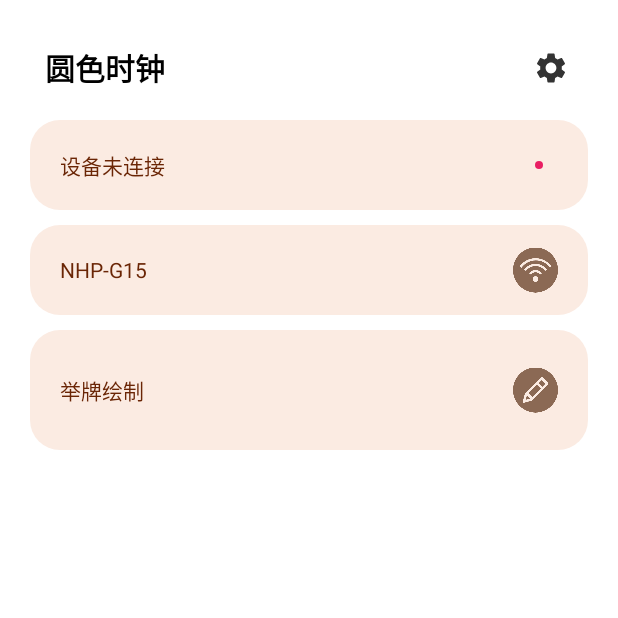
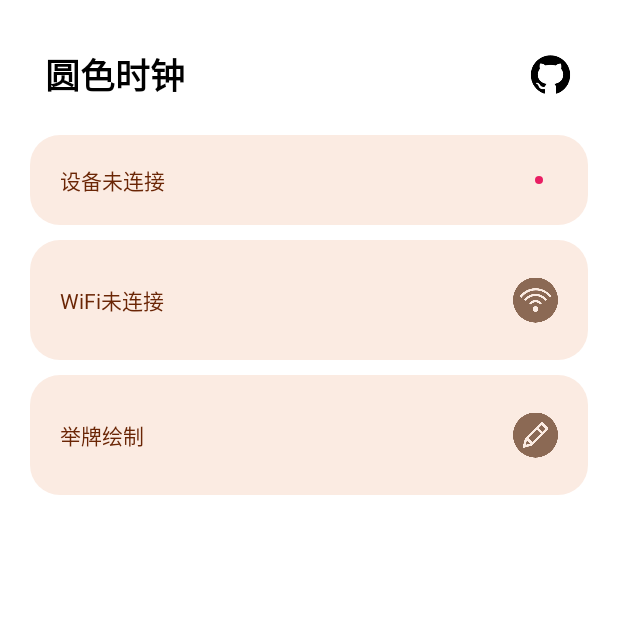
Before and after one commit to naihapi/APP-Circular-Clock, an Android app: the screen it shows after launch (MainActivity), on a phone screen of 412 x 824 dp, the top half of it. Run offline under Robolectric (Android 15) with nearby library versions, the phone set to English and light mode, and no system bars.

Commit message:
优化了主活动的xml结构

```diff
--- /dev/null
+++ b/app/src/main/res/drawable/connect_state.xml
@@ -0,0 +1,8 @@
+<?xml version="1.0" encoding="utf-8"?>
+<shape xmlns:android="http://schemas.android.com/apk/res/android"
+    android:shape="rectangle">
+
+    <corners android:radius="@dimen/style_radio" />
+    <solid android:color="@color/green" />
+
+</shape>
--- a/app/src/main/res/layout/activity_main.xml
+++ b/app/src/main/res/layout/activity_main.xml
@@ -11,17 +11,17 @@
     <LinearLayout
         android:id="@+id/TopModule"
         android:layout_width="match_parent"
-        android:layout_height="wrap_content"
+        android:layout_height="60dp"
         android:gravity="center_vertical"
         android:orientation="horizontal">
 
         <TextView
             android:layout_width="wrap_content"
             android:layout_height="wrap_content"
-            android:layout_marginLeft="10dp"
+            android:layout_marginStart="10dp"
             android:text="@string/Title"
             android:textColor="?attr/textFillColor"
-            android:textSize="20sp"
+            android:textSize="23sp"
             android:textStyle="bold" />
 
         <View
@@ -30,10 +30,13 @@
             android:layout_weight="1" />
 
         <ImageButton
-            android:layout_width="50dp"
-            android:layout_height="50dp"
+            android:layout_width="30dp"
+            android:layout_height="30dp"
+            android:layout_marginEnd="10dp"
+            android:scaleType="fitXY"
             android:background="?attr/selectableItemBackgroundBorderless"
-            android:src="@drawable/ic_action_name" />
+            android:src="?attr/github_img"
+            android:contentDescription="@null"/>
 
     </LinearLayout>
 
@@ -49,8 +52,8 @@
             android:layout_width="wrap_content"
             android:layout_height="wrap_content"
             android:textColor="@color/brown"
-            android:layout_marginLeft="20dp"
-            android:text="设备未连接" />
+            android:layout_marginStart="20dp"
+            android:text="@string/DeviceDisConnect" />
 
         <View
             android:layout_width="0dp"
@@ -61,34 +64,7 @@
             android:layout_width="5dp"
             android:layout_height="5dp"
             android:layout_marginEnd="30dp"
-            android:background="@drawable/bg_state" />
-    </LinearLayout>
-
-    <LinearLayout
-        android:layout_width="match_parent"
-        android:layout_height="60dp"
-        android:layout_marginTop="10dp"
-        android:background="@drawable/bg_style"
-        android:gravity="center_vertical"
-        android:orientation="horizontal">
-
-        <TextView
-            android:layout_width="wrap_content"
-            android:layout_height="wrap_content"
-            android:textColor="@color/brown"
-            android:layout_marginLeft="20dp"
-            android:text="NHP-G15" />
-
-        <View
-            android:layout_width="0dp"
-            android:layout_height="0dp"
-            android:layout_weight="1" />
-
-        <ImageView
-            android:layout_width="30dp"
-            android:layout_height="wrap_content"
-            android:layout_marginRight="20dp"
-            android:src="@drawable/wifi_icon" />
+            android:background="@drawable/disconnect_state" />
     </LinearLayout>
 
     <LinearLayout
@@ -103,8 +79,8 @@
             android:layout_width="wrap_content"
             android:layout_height="wrap_content"
             android:textColor="@color/brown"
-            android:layout_marginLeft="20dp"
-            android:text="举牌绘制" />
+            android:layout_marginStart="20dp"
+            android:text="@string/WiFiName_Normal" />
 
         <View
             android:layout_width="0dp"
@@ -114,8 +90,39 @@
         <ImageView
             android:layout_width="30dp"
             android:layout_height="wrap_content"
-            android:layout_marginRight="20dp"
-            android:src="@drawable/edit_icon" />
+            android:layout_marginEnd="20dp"
+            android:src="@drawable/wifi_icon"
+            android:background="?attr/selectableItemBackgroundBorderless"
+            android:contentDescription="@null"/>
+    </LinearLayout>
+
+    <LinearLayout
+        android:layout_width="match_parent"
+        android:layout_height="80dp"
+        android:layout_marginTop="10dp"
+        android:background="@drawable/bg_style"
+        android:gravity="center_vertical"
+        android:orientation="horizontal">
+
+        <TextView
+            android:layout_width="wrap_content"
+            android:layout_height="wrap_content"
+            android:textColor="@color/brown"
+            android:layout_marginStart="20dp"
+            android:text="@string/mode1Title" />
+
+        <View
+            android:layout_width="0dp"
+            android:layout_height="0dp"
+            android:layout_weight="1" />
+
+        <ImageView
+            android:layout_width="30dp"
+            android:layout_height="wrap_content"
+            android:layout_marginEnd="20dp"
+            android:src="@drawable/edit_icon"
+            android:background="?attr/selectableItemBackgroundBorderless"
+            android:contentDescription="@null"/>
     </LinearLayout>
 
 </LinearLayout>
--- /dev/null
+++ b/app/src/main/res/values-night/attrs.xml
@@ -0,0 +1,5 @@
+<?xml version="1.0" encoding="utf-8"?>
+<resources>
+    <!-- 声明自定义属性 -->
+    <attr name="github_img" format="reference" />
+</resources>
--- a/app/src/main/res/values-night/themes.xml
+++ b/app/src/main/res/values-night/themes.xml
@@ -5,5 +5,7 @@
         <item name="android:windowLightStatusBar">true</item>
         <item name="colorOnSurface">@color/white</item>
         <item name="textFillColor">@color/white</item>
+        <item name="github_img">@drawable/github_white</item>
     </style>
+
 </resources>
--- /dev/null
+++ b/app/src/main/res/values/attrs.xml
@@ -0,0 +1,5 @@
+<?xml version="1.0" encoding="utf-8"?>
+<resources>
+    <!-- 声明自定义属性 -->
+    <attr name="github_img" format="reference" />
+</resources>
--- a/app/src/main/res/values/strings.xml
+++ b/app/src/main/res/values/strings.xml
@@ -3,4 +3,8 @@
     <string name="Title">圆色时钟</string>
     <string name="LaunchDesc1">圆色时钟</string>
     <string name="LaunchDesc2">By Naihapi</string>
+    <string name="WiFiName_Normal">WiFi未连接</string>
+    <string name="DeviceConnect">设备已连接</string>
+    <string name="DeviceDisConnect">设备未连接</string>
+    <string name="mode1Title">举牌绘制</string>
 </resources>
--- a/app/src/main/res/values/themes.xml
+++ b/app/src/main/res/values/themes.xml
@@ -5,7 +5,7 @@
         <item name="android:windowLightStatusBar">true</item>
         <item name="colorOnSurface">@color/gray</item>
         <item name="textFillColor">@color/black</item>
-        <item name="android:screenOrientation">portrait</item>
+        <item name="github_img">@drawable/github_black</item>
     </style>
 
     <style name="NoSplashTheme" parent="Theme.AppCompat.Light.NoActionBar">
```
Also changed, not shown: app/src/main/res/drawable/disconnect_state.xml (renamed from app/src/main/res/drawable/bg_state.xml), app/src/main/res/drawable/github_black.png (added), app/src/main/res/drawable/github_white.png (added).
